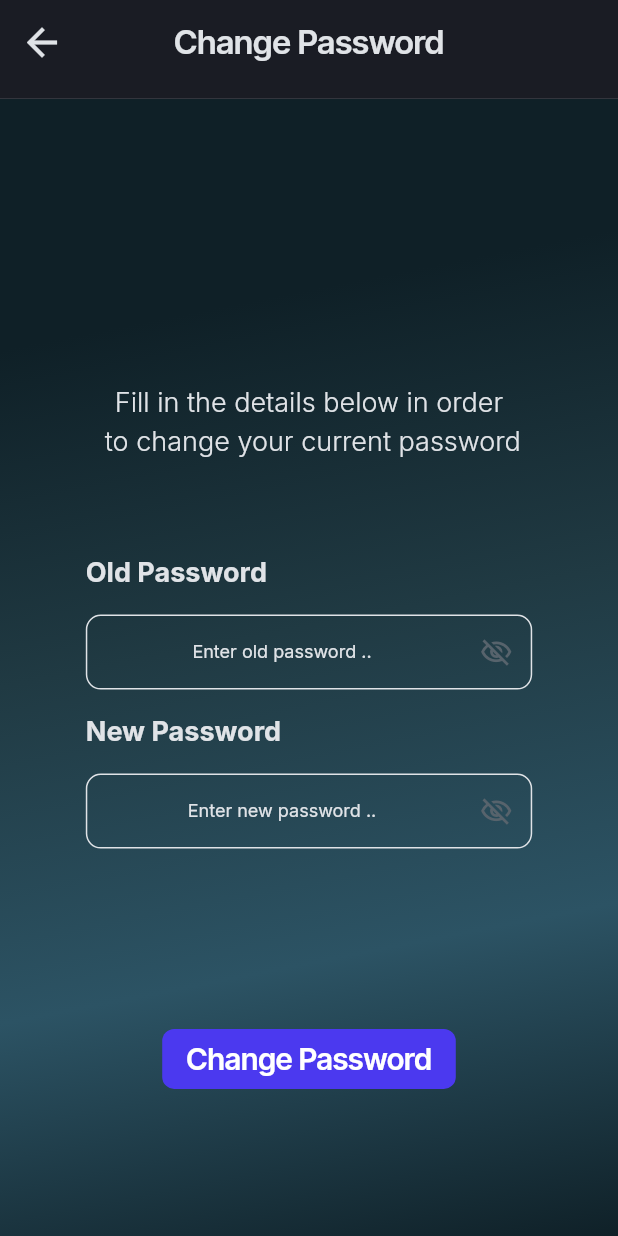
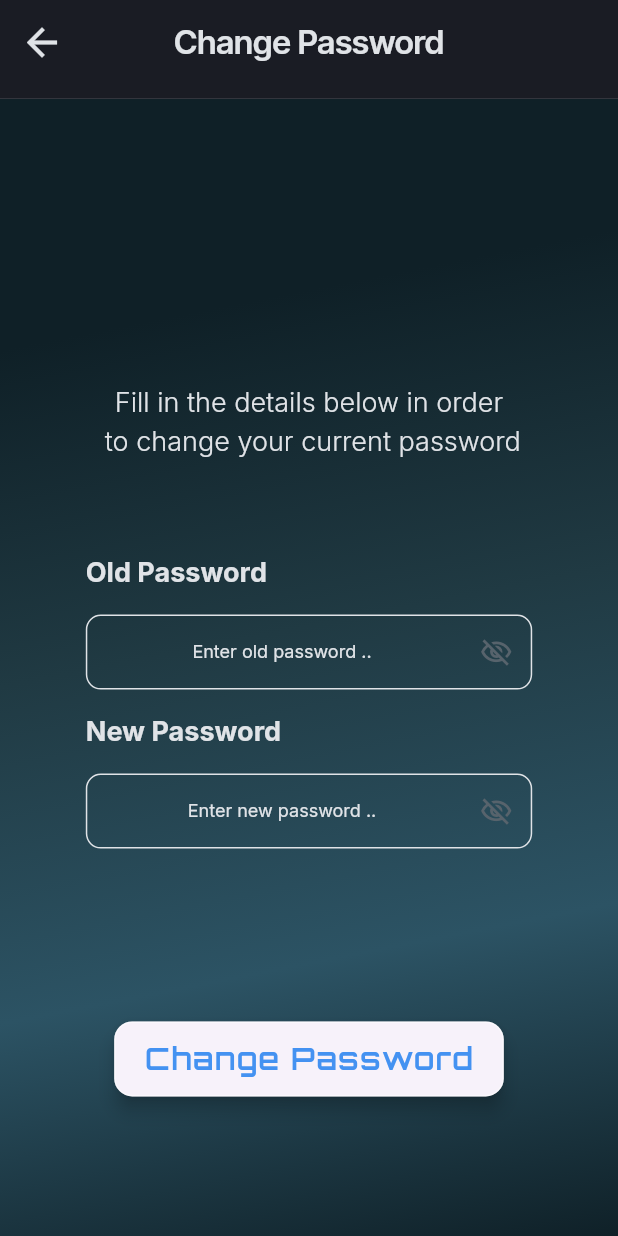
Before and after one commit to Najeeb-akh/pro_planner, a Flutter app: the ChangepassworWidget screen opened directly, on a phone screen of 412 x 824 dp. Run offline on Flutter 3.47's test engine with Material 3 defaults, Android fonts, the light colour scheme and no system bars; drawn by our look-alikes of auto_size_text; our stand-ins replace cloud_firestore, firebase_auth, firebase_core, firebase_database, firebase_vertexai, flutter_colorpicker and 8 more; missing offline and left inert: json_path, speech_balloon; accounts and stored records are empty.

Commit message:
final sprint 1
now everything works, i stayed up until 6 am

```diff
--- a/lib/flutter_flow/nav/nav.dart
+++ b/lib/flutter_flow/nav/nav.dart
@@ -52,11 +52,11 @@ GoRouter createRouter(AppStateNotifier appStateNotifier) => GoRouter(
           path: '/mainpage',
           builder: (context, params) => MainpageWidget(),
         ),
-        FFRoute(
-          name: 'chatbot',
-          path: '/chatbot',
-          builder: (context, params) => ChatbotWidget(),
-        ),
+        // FFRoute(
+        //   name: 'chatbot',
+        //   path: '/chatbot',
+        //   builder: (context, params) => ChatbotWidget(),
+        // ),
         FFRoute(
           name: 'login',
           path: '/login',
--- a/lib/main.dart
+++ b/lib/main.dart
@@ -14,7 +14,7 @@ import 'package:pro_planner/theme/theme_notifier.dart';
 import 'package:pro_planner/pages/chatbot/riveanimation.dart';
 import 'package:firebase_auth/firebase_auth.dart';
 import 'state/user_state.dart';
-
+//january6
 class AuthProvider with ChangeNotifier {
   bool _isLoggedIn = false;
 
--- a/lib/pages/changepasswor/changepasswor_widget.dart
+++ b/lib/pages/changepasswor/changepasswor_widget.dart
@@ -118,7 +118,7 @@ class _ChangepassworWidgetState extends State<ChangepassworWidget> with SingleTi
                 size: 30.0,
               ),
               onPressed: () async {
-                Navigator.push(
+                Navigator.pop(
                   context,
                   MaterialPageRoute(
                     builder: (context) => MainpageWidget(),
@@ -466,27 +466,28 @@ class _ChangepassworWidgetState extends State<ChangepassworWidget> with SingleTi
                                             },
                                             text: 'Change Password',
                                             options: FFButtonOptions(
-                                              height: 40.0,
-                                              padding: EdgeInsetsDirectional.fromSTEB(
-                                                  16.0, 0.0, 16.0, 0.0),
-                                              iconPadding:
-                                                  EdgeInsetsDirectional.fromSTEB(
-                                                      0.0, 0.0, 0.0, 0.0),
-                                              color: FlutterFlowTheme.of(context)
-                                                  .primary,
-                                              textStyle: FlutterFlowTheme.of(context)
-                                                  .titleSmall
-                                                  .override(
-                                                    fontFamily: 'Inter Tight',
-                                                    color: Colors.white,
+                                              splashColor: Theme.of(context).brightness == Brightness.dark
+                                                  ? const Color.fromARGB(83, 158, 158, 158)
+                                                  : const Color.fromARGB(105, 25, 0, 94),
+                                              height: 50.0,
+                                              padding: EdgeInsetsDirectional.fromSTEB(20.0, 0.0, 20.0, 0.0),
+                                              iconPadding: EdgeInsetsDirectional.fromSTEB(0.0, 0.0, 0.0, 0.0),
+                                              textStyle: FlutterFlowTheme.of(context).titleSmall.override(
+                                                    fontFamily: 'Orbitron', // A more futuristic font
+                                                    color: Theme.of(context).brightness == Brightness.dark
+                                                  ? Colors.blueGrey
+                                                  : const Color.fromARGB(255, 68, 146, 241),
                                                     fontSize: 20.0,
-                                                    letterSpacing: 0.0,
+                                                    letterSpacing: 1.0, // Slightly increased letter spacing
                                                   ),
-                                              elevation: 0.0,
-                                              borderRadius:
-                                                  BorderRadius.circular(8.0),
+                                              elevation: 5.0, // Add some elevation for a shadow effect
+                                              borderRadius: BorderRadius.circular(12.0), // Slightly larger border radius
+                                              borderSide: BorderSide(
+                                                color: Colors.white.withOpacity(0.5), // Semi-transparent border
+                                                width: 1.0,
+                                              ),
                                             ),
-                                          ),
+                                            ),
                                         ],
                                       ),
                                     ),
--- a/lib/pages/login/login_widget.dart
+++ b/lib/pages/login/login_widget.dart
@@ -122,7 +122,9 @@ class _LoginWidgetState extends State<LoginWidget> with SingleTickerProviderStat
         body: AnimatedBuilder(
           animation: _animation,
           builder: (context, child) {
-            return Container(
+            return SingleChildScrollView(
+
+              child: Container(
                 width: MediaQuery.sizeOf(context).width * 1.0,
                 height: MediaQuery.sizeOf(context).height * 1.0,
                 decoration: BoxDecoration(
@@ -463,6 +465,7 @@ class _LoginWidgetState extends State<LoginWidget> with SingleTickerProviderStat
                     ),
                   ],
                 ),
+              ),
             );
           },
         ),
--- a/lib/pages/preference_page/preference_page_widget.dart
+++ b/lib/pages/preference_page/preference_page_widget.dart
@@ -38,9 +38,9 @@ class _PreferencePageWidgetState extends State<PreferencePageWidget> {
     super.initState();
     _model = createModel(context, () => PreferencePageModel());
 
-    _model.switchValue1 = true;
-    _model.switchValue2 = true;
-    _model.switchValue3 = true;
+    _model.switchValue1 = false; // Set to false by default
+    _model.switchValue2 = false; // Set to false by default
+    _model.switchValue3 = false; // Set to false by default
     _model.reminder = 60;
   }
 
```
Also changed, not shown: lib/components/generatebyai_widget.dart (+18 -10 lines), lib/pages/chatbot/chatbot_widget.dart (+59 -72 lines), lib/pages/mainpage/mainpage_widget.dart (+28 -8 lines), lib/pages/signup/signup_widget.dart (+57 -126 lines). Lines whose indentation alone changed are shown as unchanged.
